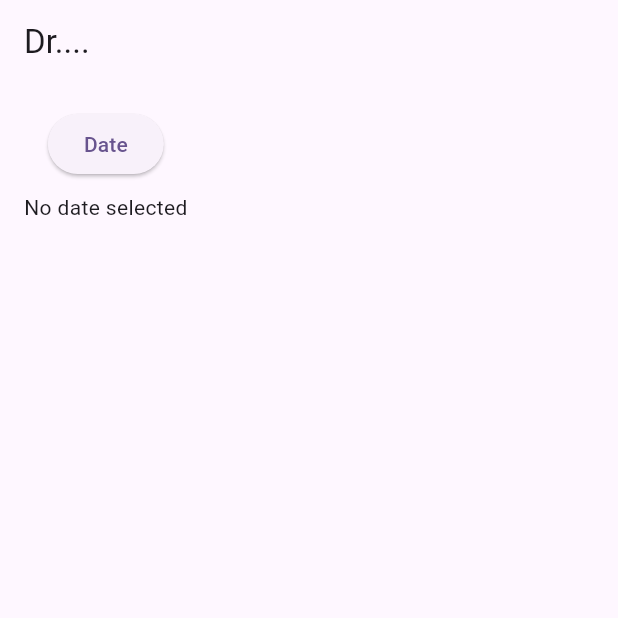
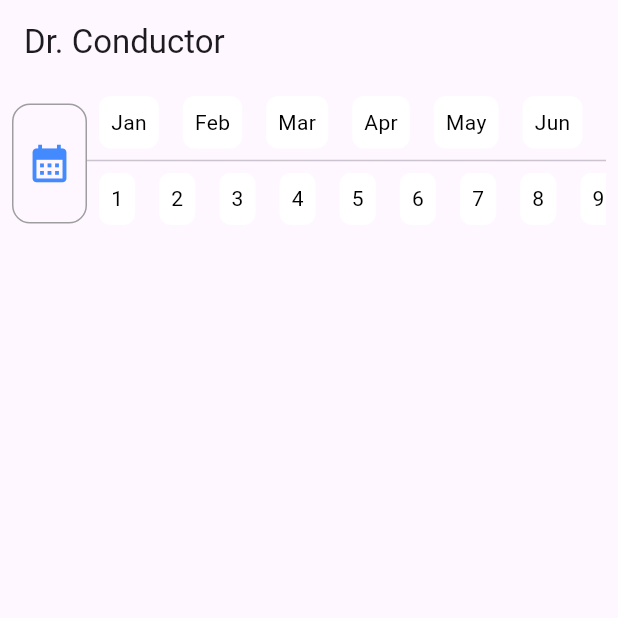
Before and after one commit to AaryanSharmaNeupane/demo, a Flutter app: the screen it shows after launch, on a phone screen of 412 x 824 dp, the top half of it. Run offline on Flutter 3.47's test engine with Material 3 defaults, Android fonts, the light colour scheme and no system bars.

Commit message:
final commit

```diff
--- a/lib/main.dart
+++ b/lib/main.dart
@@ -18,6 +18,7 @@ class MyApp extends StatelessWidget {
         colorScheme: ColorScheme.fromSeed(seedColor: Colors.deepPurple),
         useMaterial3: true,
       ),
+      debugShowCheckedModeBanner: false,
       home: const Home(),
     );
   }
--- a/lib/presentation/pages/home.dart
+++ b/lib/presentation/pages/home.dart
@@ -1,5 +1,5 @@
+import 'package:demoprj/presentation/widgets/scrollable_bars.dart';
 import 'package:flutter/material.dart';
-import 'package:intl/intl.dart';
 
 import 'package:demoprj/dataFromServer.dart';
 import 'package:demoprj/models/DateModel.dart';
@@ -14,56 +14,161 @@ class Home extends StatefulWidget {
 
 class _HomeState extends State<Home> {
   DateTime? selectedDate;
+  String? selectedMonth;
+  String? selectedDay;
   List<DateModel> datetimes =
       dataFromServer.map((e) => DateModel.fromJson(e)).toList();
   List listOfTimes = [];
+  final ScrollController _scrollController = ScrollController();
+  final List<Map<String, String>> months = [
+    {"v": "01", "m": "Jan"},
+    {"v": "02", "m": "Feb"},
+    {"v": "03", "m": "Mar"},
+    {"v": "04", "m": "Apr"},
+    {"v": "05", "m": "May"},
+    {"v": "06", "m": "Jun"},
+    {"v": "07", "m": "Jul"},
+    {"v": "08", "m": "Aug"},
+    {"v": "09", "m": "Sep"},
+    {"v": "10", "m": "Oct"},
+    {"v": "11", "m": "Nov"},
+    {"v": "12", "m": "Dec"},
+  ];
 
-  Future<void> _selectDate() async {
-    final DateTime? pickedDate = await showDatePicker(
-      context: context,
-      initialDate: DateTime(2025, 4, 12),
-      firstDate: DateTime(2025),
-      lastDate: DateTime(2026),
+  final List<String> days = [
+    "1",
+    "2",
+    "3",
+    "4",
+    "5",
+    "6",
+    "7",
+    "8",
+    "9",
+    "10",
+    "11",
+    "12",
+    "13",
+    "14",
+    "15",
+    "16",
+    "17",
+    "18",
+    "19",
+    "20",
+    "21",
+    "22",
+    "23",
+    "24",
+    "25",
+    "26",
+    "27",
+    "28",
+    "29",
+    "30",
+    "31"
+  ];
+
+  onMonthTap(String month) {
+    listOfTimes = [];
+    selectedMonth = month;
+    for (int i = 0; i < datetimes.length; i++) {
+      if (datetimes[i].date.toString().split("-")[1] == selectedMonth) {
+        listOfTimes.add(datetimes[i]);
+      }
+    }
+    setState(() {});
+  }
+
+  onDayTap(String day) {
+    selectedDay = day;
+    if (selectedMonth != null) {
+      var findInListOfTimes = listOfTimes.firstWhere(
+        (element) => element.date.toString().split("-")[2] == selectedDay,
+        orElse: () => null,
       );
-
-    if (pickedDate != null) {
-      final formattedPickedDate = DateFormat('yyyy-MM-dd').format(pickedDate);
-      final DateModel dateTimeModel = datetimes.firstWhere(
-        (dt) => dt.date.contains(formattedPickedDate),
-        orElse: () => DateModel(id: 0, date: '', times: []),
-      );
-
-      setState(() {
-        selectedDate = pickedDate;
-        listOfTimes = dateTimeModel.times;
-      });
+      if (findInListOfTimes != null) {
+        int index = listOfTimes.indexOf(findInListOfTimes);
+        _scrollController.animateTo(index * 125,
+            duration: const Duration(seconds: 1), curve: Curves.easeInOut);
+      }
     }
   }
 
   @override
   Widget build(BuildContext context) {
-    final formattedDate = selectedDate != null
-        ? DateFormat('yyyy-MM-dd').format(selectedDate!)
-        : 'No date selected';
-
     return Scaffold(
         appBar: AppBar(
-        title: const Text('Dr....'),
+          title: const Text('Dr. Conductor '),
         ),
-      body: Padding(
-        padding: const EdgeInsets.all(16.0),
+        body: Column(
+          crossAxisAlignment: CrossAxisAlignment.start,
+          children: [
+            Padding(
+              padding: const EdgeInsets.all(8.0),
+              child: Row(
+                crossAxisAlignment: CrossAxisAlignment.center,
+                children: [
+                  Container(
+                    height: 80,
+                    decoration: BoxDecoration(
+                      border: Border.all(color: Colors.grey),
+                      borderRadius: BorderRadius.circular(12),
+                    ),
+                    child: IconButton(
+                      onPressed: () {},
+                      icon: Icon(
+                        Icons.calendar_month,
+                        size: 30,
+                        color: Colors.blueAccent,
+                      ),
+                    ),
+                  ),
+                  Expanded(
+                    child: SizedBox(
+                      height: 90,
                       child: Column(
                         children: [
-            ElevatedButton(
-              onPressed: _selectDate,
-              child: const Text('Date'),
+                          ScrollableBars(
+                            data: months,
+                            onPressed: onMonthTap,
+                            isMonth: true,
                           ),
-            const SizedBox(height: 8),
-            Text(formattedDate),
-            const SizedBox(height: 16),
+                          const Divider(),
+                          ScrollableBars(
+                            data: days,
+                            onPressed: onDayTap,
+                            isMonth: false,
+                          ),
+                        ],
+                      ),
+                    ),
+                  ),
+                ],
+              ),
+            ),
             listOfTimes.isNotEmpty
                 ? Expanded(
-                    child: GridView.builder(
+                    child: ListView.builder(
+                      controller: _scrollController,
+                      padding: const EdgeInsets.only(bottom: 320),
+                      itemBuilder: (context, index) {
+                        return Container(
+                          padding: EdgeInsets.all(16),
+                          child: Column(
+                            crossAxisAlignment: CrossAxisAlignment.start,
+                            children: [
+                              Text(
+                                listOfTimes[index].date,
+                                style: TextStyle(
+                                  fontSize: 16,
+                                ),
+                              ),
+                              const SizedBox(
+                                height: 10,
+                              ),
+                              GridView.builder(
+                                shrinkWrap: true,
                                 gridDelegate:
                                     const SliverGridDelegateWithFixedCrossAxisCount(
                                   crossAxisCount: 3,
@@ -71,18 +176,22 @@ class _HomeState extends State<Home> {
                                   crossAxisSpacing: 12.0,
                                   childAspectRatio: 2 / 1,
                                 ),
-                      itemCount: listOfTimes.length,
-                      itemBuilder: (context, index) {
+                                itemCount: listOfTimes[index].times.length,
+                                itemBuilder: (context, j) {
                                   return TimeContainer(
-                          times: listOfTimes[index],
+                                    times: listOfTimes[index].times[j],
                                   );
                                 },
+                              ),
+                            ],
+                          ),
+                        );
+                      },
+                      itemCount: listOfTimes.length,
                     ),
                   )
                 : const SizedBox.shrink(),
           ],
-        ),
-      ),
-    );
+        ));
   }
 }
--- /dev/null
+++ b/lib/presentation/widgets/scrollable_bars.dart
@@ -0,0 +1,67 @@
+import 'package:flutter/material.dart';
+
+class ScrollableBars extends StatefulWidget {
+  const ScrollableBars(
+      {super.key,
+      required this.data,
+      required this.onPressed,
+      required this.isMonth});
+  final List data;
+  final Function(String) onPressed;
+  final bool isMonth;
+
+  @override
+  State<ScrollableBars> createState() => _ScrollableBarsState();
+}
+
+class _ScrollableBarsState extends State<ScrollableBars> {
+  int? isActiveIndex;
+
+  @override
+  Widget build(BuildContext context) {
+    return SizedBox(
+      height: 35,
+      child: ListView.builder(
+        scrollDirection: Axis.horizontal,
+        itemBuilder: (context, index) {
+          return GestureDetector(
+            onTap: () {
+              widget.onPressed(widget.isMonth
+                  ? widget.data[index]["v"]
+                  : widget.data[index]);
+              setState(() {
+                isActiveIndex = index;
+              });
+            },
+            child: Padding(
+              padding: const EdgeInsets.symmetric(horizontal: 8),
+              child: Container(
+                  decoration: BoxDecoration(
+                    color: isActiveIndex == index ? Colors.blue : Colors.white,
+                    borderRadius: BorderRadius.circular(8.0),
+                  ),
+                  child: Padding(
+                    padding: const EdgeInsets.symmetric(
+                      horizontal: 8,
+                      vertical: 4,
+                    ),
+                    child: Center(
+                      child: Text(
+                        widget.isMonth
+                            ? widget.data[index]["m"]
+                            : widget.data[index],
+                        style: TextStyle(
+                            color: isActiveIndex == index
+                                ? Colors.white
+                                : Colors.black),
+                      ),
+                    ),
+                  )),
+            ),
+          );
+        },
+        itemCount: widget.data.length,
+      ),
+    );
+  }
+}
```
Lines whose indentation alone changed are shown as unchanged.
